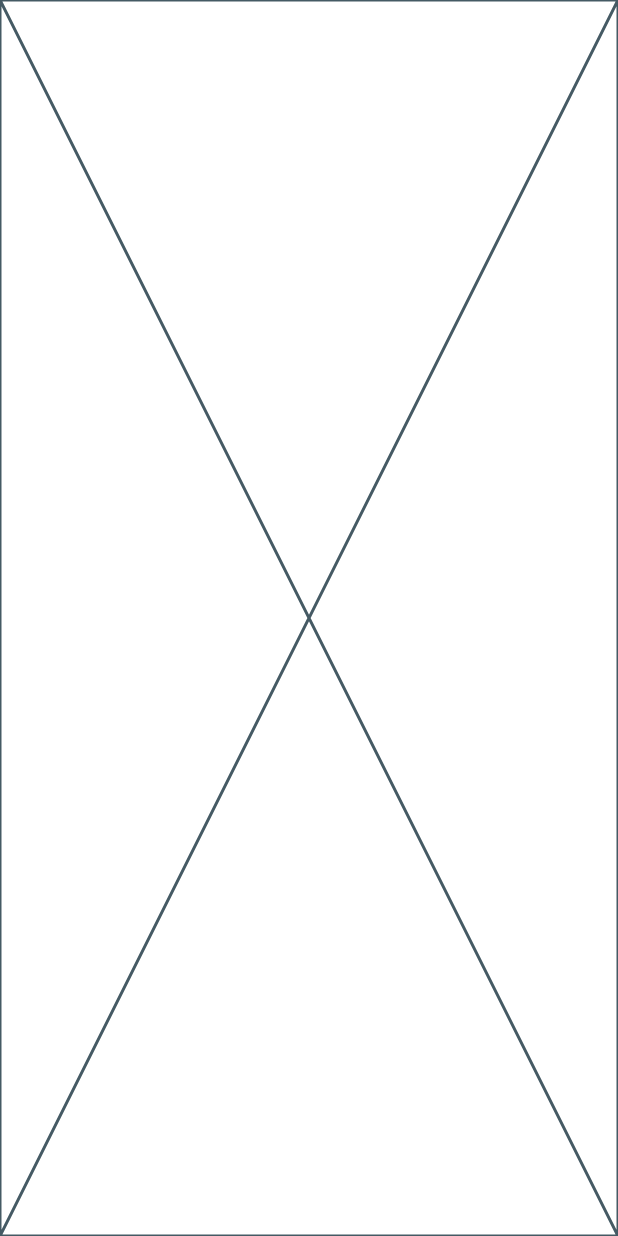
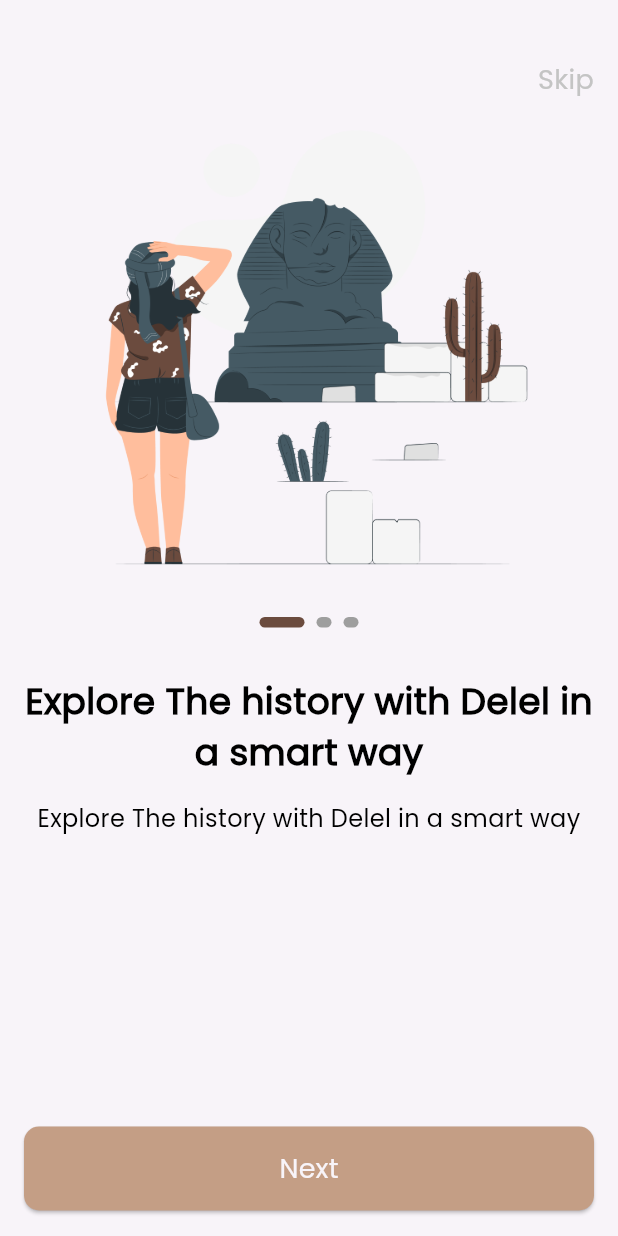
Before and after one commit to ZakriaFathi/dalel, a Flutter app: the screen it shows after launch, on a phone screen of 412 x 824 dp. Run offline on Flutter 3.47's test engine with Material 3 defaults, Android fonts, the light colour scheme and no system bars; drawn by our look-alikes of smooth_page_indicator; our stand-ins replace go_router.

Commit message:
splash and on boarding part one

```diff
--- /dev/null
+++ b/lib/core/widgets/custombtn.dart
@@ -0,0 +1,33 @@
+import 'package:dalel_first_project/core/utils/app_colors.dart';
+import 'package:dalel_first_project/core/utils/app_strings.dart';
+import 'package:dalel_first_project/core/utils/app_text_style.dart';
+import 'package:flutter/material.dart';
+
+class CustomBtn extends StatelessWidget {
+  const CustomBtn({super.key, this.color, required this.text});
+
+  final Color? color;
+  final String text;
+
+  @override
+  Widget build(BuildContext context) {
+    return SizedBox(
+      width: double.infinity,
+      height: 56,
+      child: ElevatedButton(
+        onPressed: () {},
+        style: ElevatedButton.styleFrom(
+          backgroundColor: color ?? AppColors.primaryColor,
+          shape: RoundedRectangleBorder(
+            borderRadius: BorderRadius.circular(10),
+          ),
+        ),
+        child: Text(
+          text,
+          style: CustomTextStyles.poppins500style24
+              .copyWith(fontSize: 18, color: AppColors.offColor),
+        ),
+      ),
+    );
+  }
+}
--- /dev/null
+++ b/lib/features/on_boarding/presentation/views/Widgets/custom_nav_bar.dart
@@ -0,0 +1,21 @@
+import 'package:dalel_first_project/core/utils/app_strings.dart';
+import 'package:dalel_first_project/core/utils/app_text_style.dart';
+import 'package:flutter/material.dart';
+
+class customNavBar extends StatelessWidget {
+  const customNavBar({
+    super.key,
+  });
+
+  @override
+  Widget build(BuildContext context) {
+    return Align(
+      alignment: Alignment.centerRight,
+      child: Text(
+        AppStrings.skip,
+        style: CustomTextStyles.poppins500style18
+            .copyWith(fontWeight: FontWeight.w400),
+      ),
+    );
+  }
+}
--- /dev/null
+++ b/lib/features/on_boarding/presentation/views/Widgets/custom_smooth_page_Indicator.dart
@@ -0,0 +1,21 @@
+import 'package:dalel_first_project/core/utils/app_colors.dart';
+import 'package:flutter/material.dart';
+import 'package:smooth_page_indicator/smooth_page_indicator.dart';
+
+class CustomSmoothpageIndecator extends StatelessWidget {
+  const CustomSmoothpageIndecator.CustomSmoothpageIndicator(
+      {super.key, required this.controller});
+  final PageController controller;
+  @override
+  Widget build(BuildContext context) {
+    return SmoothPageIndicator(
+      controller: controller,
+      count: 3,
+      effect: ExpandingDotsEffect(
+        activeDotColor: AppColors.deepBrown,
+        dotHeight: 7,
+        dotWidth: 10,
+      ),
+    );
+  }
+}
--- /dev/null
+++ b/lib/features/on_boarding/presentation/views/Widgets/on_boarding_widget_view_body.dart
@@ -0,0 +1,43 @@
+import 'package:dalel_first_project/core/utils/app_assets.dart';
+import 'package:dalel_first_project/core/utils/app_text_style.dart';
+import 'package:dalel_first_project/features/on_boarding/presentation/views/Widgets/custom_smooth_page_Indicator.dart';
+import 'package:flutter/material.dart';
+
+class OnBoargingWidgetBody extends StatelessWidget {
+  OnBoargingWidgetBody({super.key});
+
+  final PageController _controller = PageController();
+
+  @override
+  Widget build(BuildContext context) {
+    return Expanded(
+      child: PageView.builder(
+        controller: _controller,
+        itemCount: 3,
+        itemBuilder: (context, index) {
+          return Column(
+            children: [
+              Image.asset(Assets.imagesOnBoarding1),
+              const SizedBox(height: 24),
+              CustomSmoothpageIndecator.CustomSmoothpageIndicator(
+                  controller: _controller),
+              const SizedBox(height: 32),
+              Text(
+                "Explore The history with Delel in a smart way",
+                style: CustomTextStyles.poppins500style24
+                    .copyWith(fontWeight: FontWeight.bold),
+                textAlign: TextAlign.center,
+              ),
+              const SizedBox(height: 16),
+              const Text(
+                "Explore The history with Delel in a smart way",
+                style: CustomTextStyles.poppins300style16,
+                textAlign: TextAlign.center,
+              ),
+            ],
+          );
+        },
+      ),
+    );
+  }
+}
--- a/lib/features/on_boarding/presentation/views/on_boarding_view.dart
+++ b/lib/features/on_boarding/presentation/views/on_boarding_view.dart
@@ -1,3 +1,7 @@
+import 'package:dalel_first_project/core/utils/app_strings.dart';
+import 'package:dalel_first_project/core/widgets/custombtn.dart';
+import 'package:dalel_first_project/features/on_boarding/presentation/views/Widgets/custom_nav_bar.dart';
+import 'package:dalel_first_project/features/on_boarding/presentation/views/Widgets/on_boarding_widget_view_body.dart';
 import 'package:flutter/material.dart';
 
 class OnBoardingView extends StatelessWidget {
@@ -5,6 +9,23 @@ class OnBoardingView extends StatelessWidget {
 
   @override
   Widget build(BuildContext context) {
-    return const Placeholder();
+    return SafeArea(
+      child: Scaffold(
+        body: Padding(
+          padding: const EdgeInsets.symmetric(horizontal: 16.0),
+          child: Column(
+            children: [
+              const SizedBox(height: 40),
+              const customNavBar(),
+              OnBoargingWidgetBody(),
+              const CustomBtn(
+                text: AppStrings.next,
+              ),
+              const SizedBox(height: 17),
+            ],
+          ),
+        ),
+      ),
+    );
   }
 }
```
Also changed, not shown: pubspec.yaml (+7 -0 lines), assets/fonts/Poppins-Regular.ttf (added), assets/fonts/Saira_Condensed-Regular.ttf (added), pubspec.lock.
